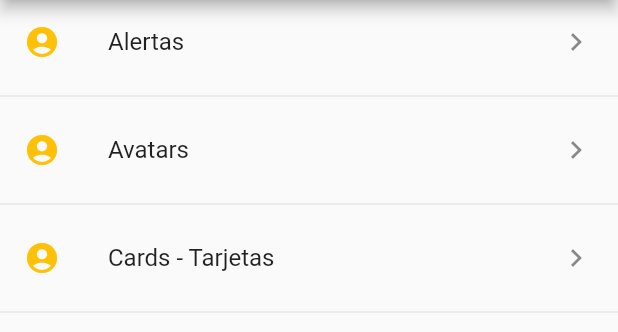
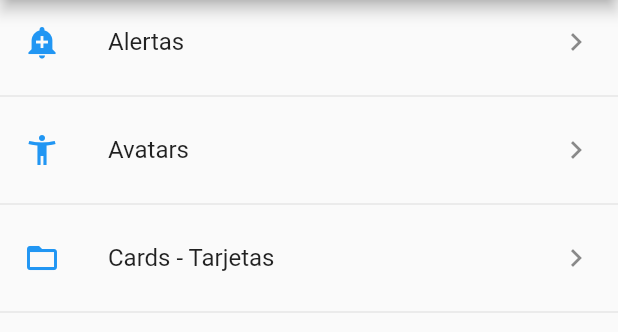
Before and after one commit to djescalante/proyectocomponentes, a Flutter app: the screen it shows after launch, on a phone screen of 412 x 824 dp, the part 84-416 px from its top. Run offline on Flutter 3.47's test engine with Material 2 defaults, Android fonts, the phone set to English and light mode, and no system bars.

Commit message:
agregando paginas

```diff
--- a/lib/src/pages/home_page.dart
+++ b/lib/src/pages/home_page.dart
@@ -1,5 +1,6 @@
 import 'package:flutter/material.dart';
 import 'package:proyectocomponentes/src/providers/menu_providers.dart';
+import 'package:proyectocomponentes/src/utils/icono_string_util.dart';
 
 class HomePage extends StatelessWidget {
   const HomePage({Key? key}) : super(key: key);
@@ -36,21 +37,20 @@ class HomePage extends StatelessWidget {
   //listaItems que va a regresar? una lista de widgets
   List<Widget> _listaItems(List<dynamic>? data) {
     final List<Widget> opciones = [];
-
-    data!.forEach((opt) {
+    //data!.forEach((opt) {
+    for (var opt in data!) {
       final widgetTemp = ListTile(
         title: Text(opt['texto']),
-        leading: const Icon(
-          Icons.account_circle,
-          color: Colors.amber,
-        ),
+        //leading: const Icon(Icons.account_circle,color: Colors.amber,),
+
+        leading: getIcon(opt['icon']),
         trailing: const Icon(Icons.keyboard_arrow_right),
         onTap: () {},
       );
       opciones
         ..add(widgetTemp)
         ..add(const Divider());
-    });
+    }
     return opciones;
   }
 }
--- /dev/null
+++ b/lib/src/utils/icono_string_util.dart
@@ -0,0 +1,14 @@
+import 'package:flutter/material.dart';
+
+final _icons = <String, IconData>{
+  'add_alert': Icons.add_alert,
+  'accessibility': Icons.accessibility_new,
+  'folder_open': Icons.folder_open,
+};
+
+Icon getIcon(String nombreIcono) {
+  return Icon(
+    _icons[nombreIcono],
+    color: Colors.blue,
+  );
+}
```
Also changed, not shown: lib/src/pages/alert_page.dart (added, +14 -0 lines), lib/src/pages/avatar_page.dart (added, +14 -0 lines).
